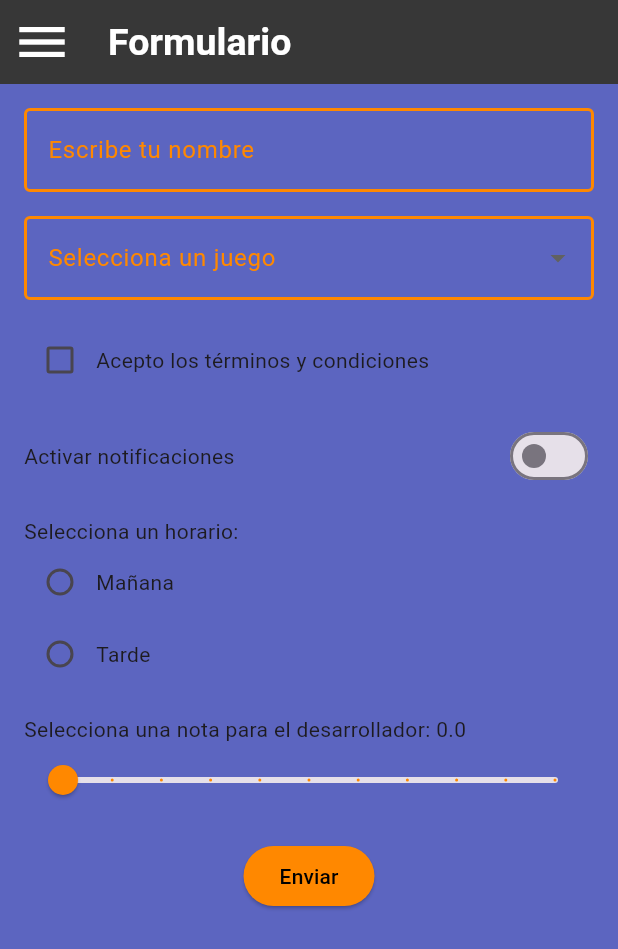
After one commit to Pablo-DAM-2/EntregasFlutter, a Flutter app: the Formulario screen opened by its route, on a phone screen of 412 x 824 dp. The commit adds this screen. Shown: the top 949 px of the screen. Run offline on Flutter 3.47's test engine with Material 3 defaults, Android fonts, the phone set to English and light mode, and no system bars; our stand-ins replace google_fonts.

Commit message:
Entrega 5 - Formularios

```diff
--- a/lib/Screens/MenuLateral.dart
+++ b/lib/Screens/MenuLateral.dart
@@ -1,4 +1,5 @@
 import 'package:flutter/material.dart';
+import 'package:flutter_tarea01/screens/formulario.dart';
 import 'package:flutter_tarea01/screens/juegoImagenes.dart';
 import 'package:flutter_tarea01/screens/sieteymedio.dart';
 import '../routes/routes.dart';
@@ -144,6 +145,21 @@ class MenuLateral extends StatelessWidget {
                 },
               ),
             ),
+            Ink(
+              child: ListTile(
+                leading:
+                    const Icon(Icons.check_box_rounded, color: Colors.white),
+                title: const Text(
+                  "Formulario",
+                  style: TextStyle(color: Colors.white),
+                ),
+                onTap: () {
+                  Navigator.of(context).pop();
+                  Navigator.of(context).push(MaterialPageRoute(
+                      builder: (BuildContext context) => const Formulario()));
+                },
+              ),
+            ),
           ],
         ),
       ),
--- /dev/null
+++ b/lib/Screens/formulario.dart
@@ -0,0 +1,231 @@
+import 'package:flutter/material.dart';
+import 'MenuLateral.dart';
+
+class Formulario extends StatefulWidget {
+  const Formulario({super.key});
+
+  @override
+  // ignore: library_private_types_in_public_api
+  _FormularioState createState() => _FormularioState();
+}
+
+class _FormularioState extends State<Formulario> {
+  final _formKey = GlobalKey<FormState>();
+
+  // Variables para almacenar los valores
+  String? _dropdownValue;
+  bool _isChecked = false;
+  bool _isSwitched = false;
+  String? _radioValue;
+  double _sliderValue = 0.0;
+  final _textController = TextEditingController();
+
+  @override
+  void dispose() {
+    _textController.dispose();
+    super.dispose();
+  }
+
+  @override
+  Widget build(BuildContext context) {
+    return Scaffold(
+      appBar: AppBar(
+        title: const Text('Formulario'),
+      ),
+      drawer: const MenuLateral(),
+      body: SingleChildScrollView(
+        padding: const EdgeInsets.all(16.0),
+        child: Form(
+          key: _formKey,
+          child: Column(
+            crossAxisAlignment: CrossAxisAlignment.start,
+            children: [
+              // TextFormField
+              TextFormField(
+                controller: _textController,
+                decoration: const InputDecoration(
+                  labelText: 'Escribe tu nombre',
+                  labelStyle:
+                      TextStyle(color: Color.fromARGB(255, 255, 136, 0)),
+                  border: OutlineInputBorder(
+                    borderSide: BorderSide(
+                        color: Color.fromARGB(255, 255, 136, 0), width: 2),
+                  ),
+                  focusedBorder: OutlineInputBorder(
+                    borderSide: BorderSide(
+                        color: Color.fromARGB(255, 255, 136, 0), width: 2),
+                  ),
+                  enabledBorder: OutlineInputBorder(
+                    borderSide: BorderSide(
+                        color: Color.fromARGB(255, 255, 136, 0), width: 2),
+                  ),
+                ),
+                validator: (value) {
+                  if (value == null || value.isEmpty) {
+                    return 'Este campo no puede estar vacío';
+                  }
+                  return null;
+                },
+              ),
+              const SizedBox(height: 16.0),
+
+              // DropdownButton
+              DropdownButtonFormField<String>(
+                decoration: const InputDecoration(
+                  labelText: 'Selecciona un juego',
+                  labelStyle:
+                      TextStyle(color: Color.fromARGB(255, 255, 136, 0)),
+                  border: OutlineInputBorder(
+                    borderSide: BorderSide(
+                        color: Color.fromARGB(255, 255, 136, 0), width: 2),
+                  ),
+                  focusedBorder: OutlineInputBorder(
+                    borderSide: BorderSide(
+                        color: Color.fromARGB(255, 255, 136, 0), width: 2),
+                  ),
+                  enabledBorder: OutlineInputBorder(
+                    borderSide: BorderSide(
+                        color: Color.fromARGB(255, 255, 136, 0), width: 2),
+                  ),
+                ),
+                value: _dropdownValue,
+                items: ['Catan', 'Brass', 'Magic']
+                    .map((e) => DropdownMenuItem(value: e, child: Text(e)))
+                    .toList(),
+                onChanged: (value) {
+                  setState(() {
+                    _dropdownValue = value;
+                  });
+                },
+              ),
+              const SizedBox(height: 16.0),
+
+              // Checkbox
+              Row(
+                children: [
+                  Checkbox(
+                    value: _isChecked,
+                    onChanged: (value) {
+                      setState(() {
+                        _isChecked = value!;
+                      });
+                    },
+                    activeColor: const Color.fromARGB(
+                        255, 255, 136, 0), // Color cuando está seleccionado
+                    checkColor: Colors.white,
+                  ),
+                  const Text('Acepto los términos y condiciones'),
+                ],
+              ),
+              const SizedBox(height: 16.0),
+
+              // Switch
+              Row(
+                mainAxisAlignment: MainAxisAlignment.spaceBetween,
+                children: [
+                  const Text('Activar notificaciones'),
+                  Switch(
+                    value: _isSwitched,
+                    onChanged: (value) {
+                      setState(() {
+                        _isSwitched = value;
+                      });
+                    },
+                    activeColor: const Color.fromARGB(255, 255, 136, 0),
+                  ),
+                ],
+              ),
+              const SizedBox(height: 16.0),
+
+              // RadioButton
+              Column(
+                crossAxisAlignment: CrossAxisAlignment.start,
+                children: [
+                  const Text('Selecciona un horario:'),
+                  Row(
+                    children: [
+                      Radio<String>(
+                        value: 'Mañana',
+                        groupValue: _radioValue,
+                        onChanged: (value) {
+                          setState(() {
+                            _radioValue = value;
+                          });
+                        },
+                        activeColor: const Color.fromARGB(255, 255, 136, 0),
+                      ),
+                      const Text('Mañana'),
+                    ],
+                  ),
+                  Row(
+                    children: [
+                      Radio<String>(
+                        value: 'Tarde',
+                        groupValue: _radioValue,
+                        onChanged: (value) {
+                          setState(() {
+                            _radioValue = value;
+                          });
+                        },
+                        activeColor: const Color.fromARGB(255, 255, 136, 0),
+                      ),
+                      const Text('Tarde'),
+                    ],
+                  ),
+                ],
+              ),
+              const SizedBox(height: 16.0),
+
+              // Slider
+              Column(
+                crossAxisAlignment: CrossAxisAlignment.start,
+                children: [
+                  Text(
+                      'Selecciona una nota para el desarrollador: ${_sliderValue.toStringAsFixed(1)}'),
+                  Slider(
+                    value: _sliderValue,
+                    min: 0,
+                    max: 10,
+                    divisions: 10,
+                    label: _sliderValue.toStringAsFixed(1),
+                    onChanged: (value) {
+                      setState(() {
+                        _sliderValue = value;
+                      });
+                    },
+                    activeColor: const Color.fromARGB(255, 255, 136, 0),
+                    thumbColor: const Color.fromARGB(255, 255, 136, 0),
+                  ),
+                ],
+              ),
+
+              const SizedBox(height: 16.0),
+
+              // Botón de enviar
+              Center(
+                child: ElevatedButton(
+                  onPressed: () {
+                    if (_formKey.currentState!.validate()) {
+                      // Aquí puedes manejar los datos del formulario
+                      ScaffoldMessenger.of(context).showSnackBar(
+                        const SnackBar(
+                            content: Text('Formulario enviado con éxito')),
+                      );
+                    }
+                  },
+                  style: ElevatedButton.styleFrom(
+                    backgroundColor: const Color.fromARGB(255, 255, 136, 0),
+                  ),
+                  child: const Text(
+                    'Enviar',
+                    style: TextStyle(color: Colors.black),
+                  ),
+                ),
+              ),
+            ],
+          ),
+        ),
+      ),
+    );
+  }
+}
--- a/lib/Screens/screens.dart
+++ b/lib/Screens/screens.dart
@@ -7,3 +7,4 @@ export 'juegoImagenes.dart';
 export 'piramide.dart';
 export 'desafio.dart';
 export 'sieteymedio.dart';
+export 'formulario.dart';
--- a/lib/routes/routes.dart
+++ b/lib/routes/routes.dart
@@ -12,6 +12,7 @@ class AppRoutes {
   static const String piramide = '/piramide';
   static const String desafio = '/desafio';
   static const String sieteymedio = '/sieteymedio';
+  static const String formulario = '/formulario';
 
   // Mapa de rutas
   static final Map<String, WidgetBuilder> routes = {
@@ -24,5 +25,6 @@ class AppRoutes {
     piramide: (context) => const Piramide(),
     desafio: (context) => const Desafio(),
     sieteymedio: (context) => const SieteYMedio(),
+    formulario: (context) => const Formulario(),
   };
 }
```
Also changed, not shown: 9 other files.
